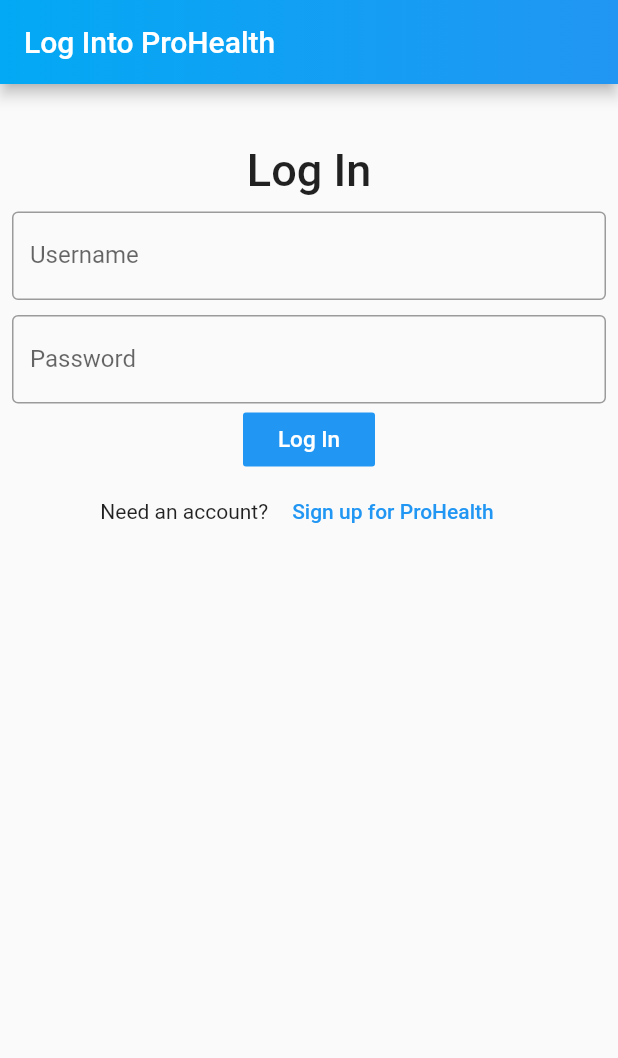
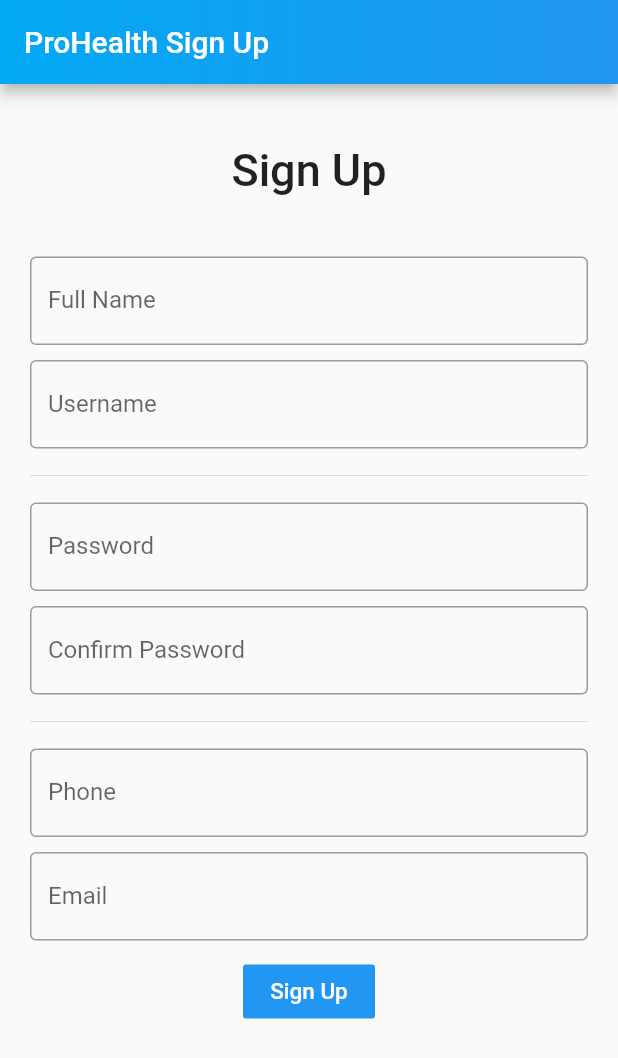
Before and after one commit to jamep007/ProHealth, a Flutter app: the screen it shows after launch, after a tap on "Sign up for ProHealth", on a phone screen of 412 x 824 dp. Shown: the top 1058 px of the screen. Run offline on Flutter 3.47's test engine with Material 2 defaults, Android fonts, the phone set to English and light mode, and no system bars.

```diff
--- a/lib/myHomePage.dart
+++ b/lib/Auth/login.dart
@@ -5,12 +5,12 @@
 import 'package:http/http.dart' as http;
 import 'package:senior_project_swauhealthapp/appdrawer.dart';
 
-class myHomePage extends StatefulWidget {
+class LoginPage extends StatefulWidget {
   @override
-  _myHomePageState createState() => _myHomePageState();
+  _LoginPageState createState() => _LoginPageState();
 }
 
-class _myHomePageState extends State<myHomePage> {
+class _LoginPageState extends State<LoginPage> {
   @override
   Widget build(BuildContext context) {
     return Scaffold(
@@ -58,6 +58,7 @@
                           height: 10,
                         ),
                         TextField(
+                          obscureText: true,
                           decoration: InputDecoration(
                             border: OutlineInputBorder(),
                             labelText: "Password",
@@ -82,7 +83,10 @@
                                 "Sign up for ProHealth",
                                 style: TextStyle(color: Colors.blue),
                               ),
-                              onPressed: () {},
+                              onPressed: () {
+                                Navigator.of(context)
+                                    .popAndPushNamed("/signup");
+                              },
                             ),
                           ],
                         ),
--- /dev/null
+++ b/lib/Auth/signup.dart
@@ -0,0 +1,132 @@
+import 'dart:async';
+import 'dart:convert';
+
+import 'package:flutter/material.dart';
+import 'package:http/http.dart' as http;
+
+class SignUpPage extends StatefulWidget {
+  @override
+  _SignUpPageState createState() => _SignUpPageState();
+}
+
+class _SignUpPageState extends State<SignUpPage> {
+  @override
+  Widget build(BuildContext context) {
+    return Scaffold(
+      appBar: AppBar(
+          title: Text("ProHealth Sign Up"),
+          flexibleSpace: Container(
+            decoration: BoxDecoration(
+                gradient: LinearGradient(
+                    begin: Alignment.centerLeft,
+                    end: Alignment.centerRight,
+                    colors: <Color>[Colors.lightBlue, Colors.blue])),
+          )),
+      body: OrientationBuilder(
+        builder: (context, orientation) {
+          return orientation == Orientation.landscape
+              ? Center(
+                  child: Text("Landscape"),
+                )
+              : SingleChildScrollView(
+                  child: Padding(
+                    padding: const EdgeInsets.only(
+                        top: 40, left: 20.0, right: 20.0, bottom: 40),
+                    child: Column(
+                      mainAxisAlignment: MainAxisAlignment.center,
+                      crossAxisAlignment: CrossAxisAlignment.center,
+                      children: [
+                        Text(
+                          "Sign Up",
+                          style: TextStyle(
+                            fontSize: 30,
+                            fontWeight: FontWeight.w500,
+                          ),
+                          textAlign: TextAlign.center,
+                        ),
+                        SizedBox(
+                          height: 40,
+                        ),
+                        TextField(
+                          decoration: InputDecoration(
+                            border: OutlineInputBorder(),
+                            labelText: "Full Name",
+                          ),
+                        ),
+                        SizedBox(
+                          height: 10,
+                        ),
+                        TextField(
+                          decoration: InputDecoration(
+                            border: OutlineInputBorder(),
+                            labelText: "Username",
+                          ),
+                        ),
+                        SizedBox(
+                          height: 10,
+                        ),
+                        Divider(),
+                        SizedBox(
+                          height: 10,
+                        ),
+                        TextField(
+                          obscureText: true,
+                          decoration: InputDecoration(
+                            border: OutlineInputBorder(),
+                            labelText: "Password",
+                          ),
+                        ),
+                        SizedBox(
+                          height: 10,
+                        ),
+                        TextField(
+                          obscureText: true,
+                          decoration: InputDecoration(
+                            border: OutlineInputBorder(),
+                            labelText: "Confirm Password",
+                          ),
+                        ),
+                        SizedBox(
+                          height: 10,
+                        ),
+                        Divider(),
+                        SizedBox(
+                          height: 10,
+                        ),
+                        TextField(
+                          decoration: InputDecoration(
+                            border: OutlineInputBorder(),
+                            labelText: "Phone",
+                          ),
+                        ),
+                        SizedBox(
+                          height: 10,
+                        ),
+                        TextField(
+                          decoration: InputDecoration(
+                            border: OutlineInputBorder(),
+                            labelText: "Email",
+                          ),
+                        ),
+                        SizedBox(
+                          height: 10,
+                        ),
+                        FlatButton(
+                          color: Colors.blue,
+                          child: Text(
+                            "Sign Up",
+                            style: TextStyle(fontSize: 15, color: Colors.white),
+                          ),
+                          onPressed: () {
+                            Navigator.of(context).popAndPushNamed("/profile");
+                          },
+                        ),
+                      ],
+                    ),
+                  ),
+                );
+        },
+      ),
+    );
+  }
+}
--- a/lib/main.dart
+++ b/lib/main.dart
@@ -4,7 +4,8 @@
 import 'package:flutter/material.dart';
 import 'package:http/http.dart' as http;
 
-import 'package:senior_project_swauhealthapp/myHomePage.dart';
+import 'package:senior_project_swauhealthapp/auth/login.dart';
+import 'package:senior_project_swauhealthapp/auth/signup.dart';
 import 'package:senior_project_swauhealthapp/Profile/profilepage.dart';
 import 'package:senior_project_swauhealthapp/Social/socialpage.dart';
 import 'package:senior_project_swauhealthapp/Exercise/exercisepage.dart';
@@ -15,16 +16,19 @@
 void main() => runApp(new MyApp());
 
 class MyApp extends StatelessWidget {
+  final int _profileIndex = 0;
   @override
   Widget build(BuildContext context) {
     return new MaterialApp(
       debugShowCheckedModeBanner: false,
       title: 'Flutter App with MYSQL',
-      home: new myHomePage(),
+      home: new LoginPage(),
       routes: <String, WidgetBuilder>{
-        "/login": (BuildContext context) => new myHomePage(),
-        "/signup": (BuildContext context) => new myHomePage(),
-        "/profile": (BuildContext context) => new ProfilePage(),
+        "/login": (BuildContext context) => new LoginPage(),
+        "/signup": (BuildContext context) => new SignUpPage(),
+        "/profile": (BuildContext context) => new ProfilePage(
+              passedIndex: _profileIndex,
+            ),
         "/social": (BuildContext context) => new SocialPage(),
         "/exercise": (BuildContext context) => new ExercisePage(),
         "/diet": (BuildContext context) => new DietPage(),
```
Also changed, not shown: lib/Profile/profileChallenge.dart (added, +19 -0 lines), lib/Profile/profileHistory.dart (added, +19 -0 lines), lib/Profile/profileHome.dart (added, +19 -0 lines), lib/Profile/profileSettings.dart (added, +19 -0 lines), lib/Profile/profilepage.dart (+53 -2 lines), lib/appdrawer.dart (+7 -2 lines).
